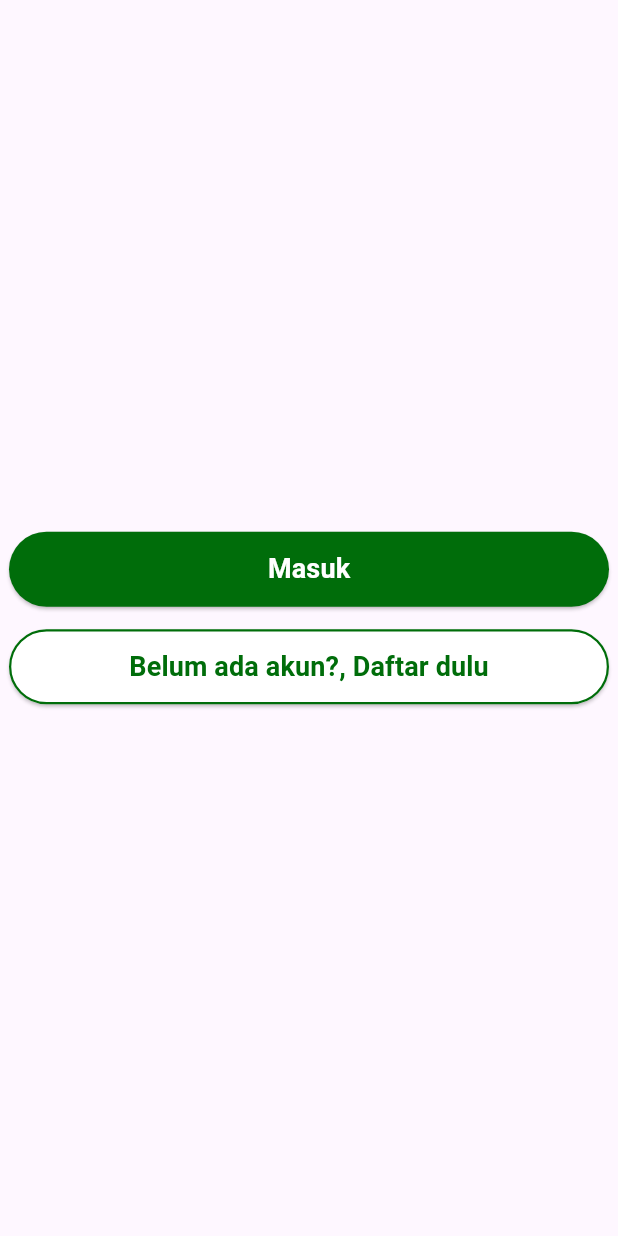
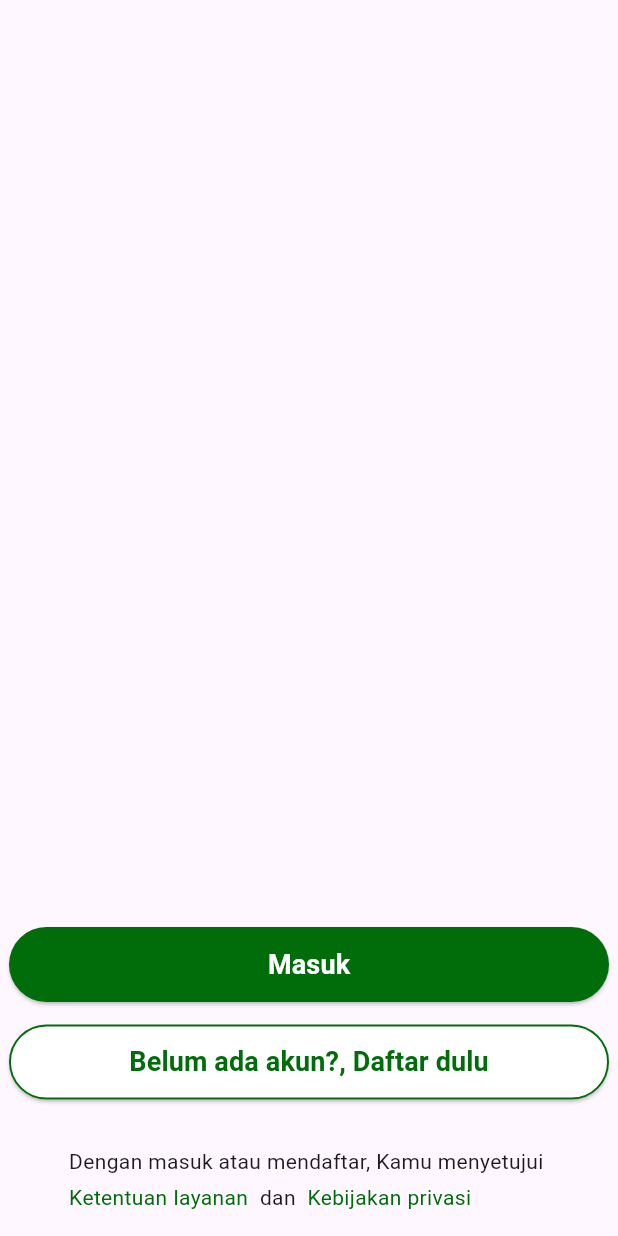
Before and after one commit to ForcesR2N/gojek_app, a Flutter app: the screen it shows after launch, on a phone screen of 412 x 824 dp. Run offline on Flutter 3.47's test engine with Material 3 defaults, Android fonts, the phone set to English and light mode, and no system bars.

Commit message:
add text under login

```diff
--- a/lib/component/button.dart
+++ b/lib/component/button.dart
@@ -29,7 +29,7 @@ class MyButton extends StatelessWidget {
         child: ElevatedButton(
           onPressed: onTap,
           style: OutlinedButton.styleFrom(
-            side: BorderSide(color: outlineColor, width: 1.5),
+            side: BorderSide(color: outlineColor, width: 1.3),
             foregroundColor: txtColor,
             backgroundColor: bgButton,
             shape: RoundedRectangleBorder(
--- a/lib/pages/login_page.dart
+++ b/lib/pages/login_page.dart
@@ -1,5 +1,4 @@
 import 'package:flutter/material.dart';
-import 'package:loginpage_gojek/component/text_field.dart';
 import 'package:loginpage_gojek/component/button.dart';
 import 'package:loginpage_gojek/utils/colors.dart';
 
@@ -11,7 +10,7 @@ class LoginPage extends StatelessWidget {
     return Scaffold(
       body: Center(
         child: Column(
-          mainAxisAlignment: MainAxisAlignment.center,
+          mainAxisAlignment: MainAxisAlignment.end,
           children: [
             MyButton(
               text: 'Masuk',
@@ -27,6 +26,45 @@ class LoginPage extends StatelessWidget {
               txtColor: AppColor.buttonGreen,
               outlineColor: AppColor.buttonGreen,
             ),
+            const SizedBox(
+              height: 15,
+            ),
+            const Padding(
+              padding: const EdgeInsets.all(16.0),
+              child: Wrap(
+                alignment: WrapAlignment.start,
+                runAlignment: WrapAlignment.center,
+                spacing: 4.0,
+                runSpacing: 4.0,
+                children: [
+                  Text(
+                    "Dengan masuk atau mendaftar, Kamu menyetujui ",
+                  ),
+                  Text(
+                    "Ketentuan",
+                    style: TextStyle(
+                      color: AppColor.buttonGreen,
+                    ),
+                  ),
+                   Text(
+                    "layanan",
+                    style: TextStyle(
+                      color: AppColor.buttonGreen,
+                    ),
+                  ),
+
+                  Text(
+                    " dan ",
+                  ),
+                  Text(
+                    "Kebijakan privasi",
+                    style: TextStyle(
+                      color: AppColor.buttonGreen,
+                    ),
+                  ),
+                ],
+              ),
+            ),
           ],
         ),
       ),
```
